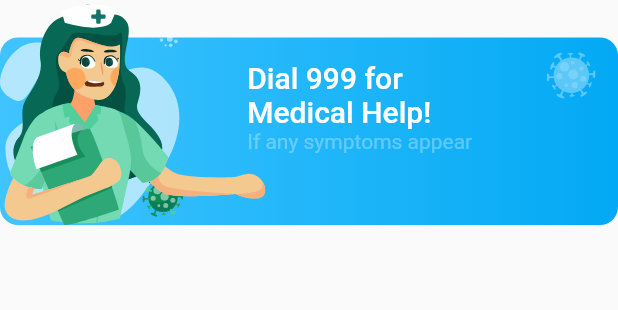
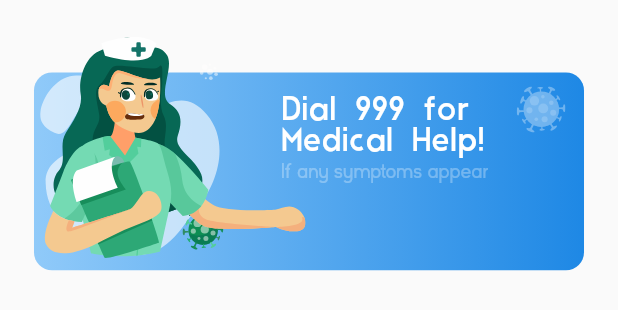
Before and after one commit to adityanjr/covid19-tracker, a Flutter app: the HelpCard widget shown alone on an empty page, opened directly, on a phone screen of 412 x 824 dp. Shown: the top 310 px of the screen. Run offline on Flutter 3.47's test engine with Material 2 defaults, Android fonts, the phone set to English and light mode, and no system bars; our stand-ins replace dio, fl_chart, flutter_svg; network calls fail.

Commit message:
help card

```diff
--- a/lib/widgets/helpCard.dart
+++ b/lib/widgets/helpCard.dart
@@ -1,5 +1,7 @@
 import 'package:flutter/material.dart';
 import 'package:flutter_svg/svg.dart';
+
+import '../constants.dart';
 
 class HelpCard extends StatelessWidget {
   const HelpCard({
@@ -8,8 +10,11 @@ class HelpCard extends StatelessWidget {
 
   @override
   Widget build(BuildContext context) {
-    return Container(
-      height: 150,
+    return Expanded(
+      child: Container(
+        padding: EdgeInsets.symmetric(
+            horizontal: SizeConfig.safeBlockHorizontal * 5.5,
+            vertical: SizeConfig.safeBlockVertical * 3),
         width: double.infinity,
         child: Stack(
           alignment: Alignment.bottomLeft,
@@ -17,37 +22,45 @@ class HelpCard extends StatelessWidget {
             Container(
               padding: EdgeInsets.only(
                 left: MediaQuery.of(context).size.width * 0.4,
-                top: 15,
-                right: 20),
-            height: 125,
+                top: SizeConfig.safeBlockHorizontal * 4,
+              ),
+              height: SizeConfig.safeBlockVertical * 16,
               width: double.infinity,
               decoration: BoxDecoration(
                 gradient: LinearGradient(
-                  colors: [Colors.lightBlueAccent, Colors.lightBlue]),
+                    colors: [Colors.blue[200], Colors.blue[600]]),
                 borderRadius: BorderRadius.circular(12),
               ),
               child: RichText(
                 text: TextSpan(children: [
                   TextSpan(
                       text: "Dial 999 for \nMedical Help!\n",
-                    style: Theme.of(context)
-                        .textTheme
-                        .headline6
-                        .copyWith(color: Colors.white)),
+                      style: Theme.of(context).textTheme.headline6.copyWith(
+                          color: Colors.white,
+                          fontFamily: "Moderne",
+                          fontSize: SizeConfig.safeBlockVertical * 2.5)),
                   TextSpan(
                       text: "If any symptoms appear",
-                    style: TextStyle(color: Colors.white.withOpacity(0.3)))
+                      style: TextStyle(
+                          color: Colors.white.withOpacity(0.3),
+                          fontFamily: "Kayak"))
                 ]),
               ),
             ),
-          SvgPicture.asset("assets/icons/nurse.svg"),
+            Padding(
+              padding: EdgeInsets.only(
+                  left: SizeConfig.safeBlockHorizontal,
+                  bottom: SizeConfig.safeBlockVertical),
+              child: SvgPicture.asset("assets/icons/nurse.svg"),
+            ),
             Positioned(
-            top: 35,
-            right: 15,
+              top: SizeConfig.safeBlockVertical * 4,
+              right: SizeConfig.safeBlockHorizontal * 3,
               child: SvgPicture.asset("assets/icons/virus.svg"),
             )
           ],
         ),
+      ),
     );
   }
 }
```
Lines whose indentation alone changed are shown as unchanged.
